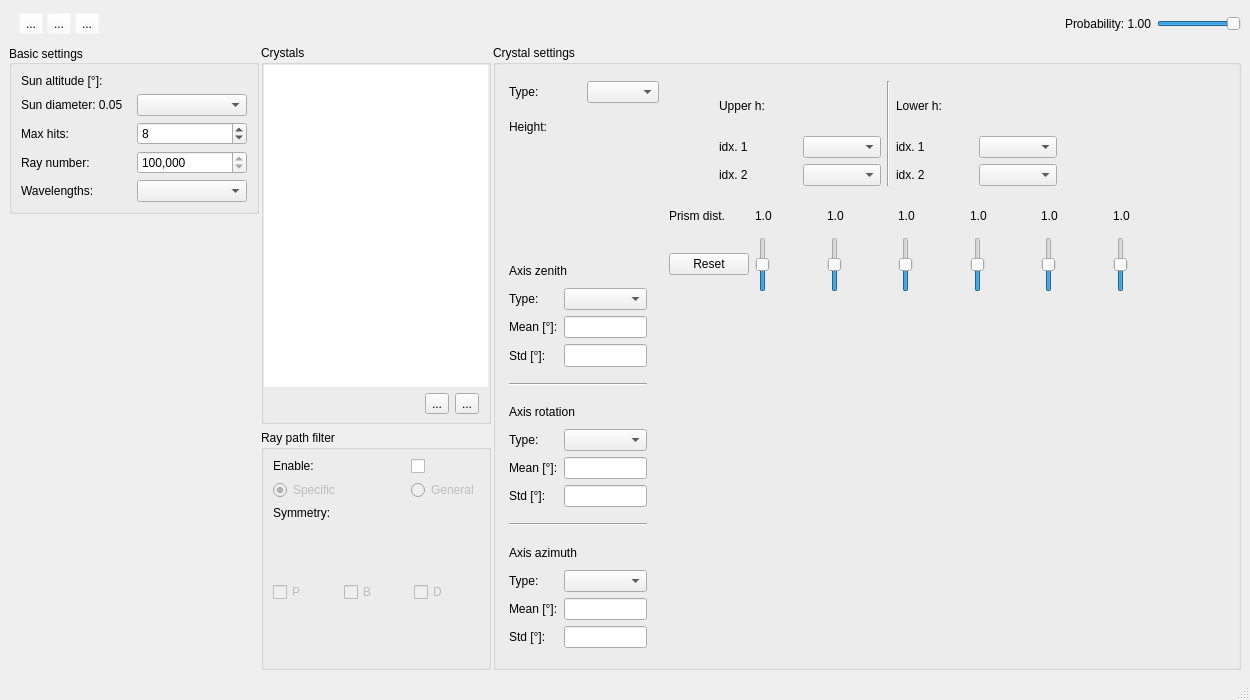
Before: the Qt Designer form cpp/FastHalo/mainwindow.ui in LoveDaisy/ice_halo_sim, drawn with Qt 5.
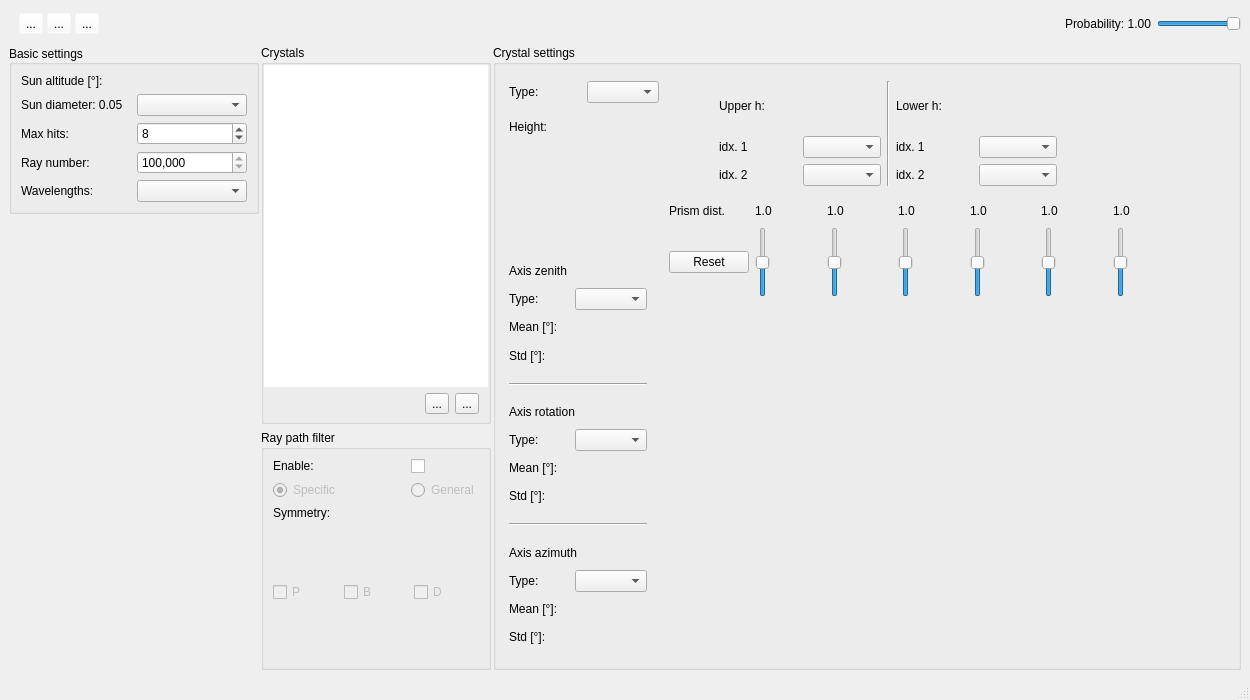
After: the same form once the commit is applied.

```diff
--- a/cpp/FastHalo/mainwindow.ui
+++ b/cpp/FastHalo/mainwindow.ui
@@ -593,16 +593,6 @@
           </property>
          </widget>
         </item>
-        <item row="2" column="1">
-         <widget class="QLineEdit" name="axisZenithMeanEdit">
-          <property name="sizePolicy">
-           <sizepolicy hsizetype="Preferred" vsizetype="Preferred">
-            <horstretch>0</horstretch>
-            <verstretch>0</verstretch>
-           </sizepolicy>
-          </property>
-         </widget>
-        </item>
         <item row="3" column="0">
          <widget class="QLabel" name="axisZenithStdLabel">
           <property name="sizePolicy">
@@ -616,16 +606,6 @@
           </property>
          </widget>
         </item>
-        <item row="3" column="1">
-         <widget class="QLineEdit" name="axisZenithStdEdit">
-          <property name="sizePolicy">
-           <sizepolicy hsizetype="Preferred" vsizetype="Preferred">
-            <horstretch>0</horstretch>
-            <verstretch>0</verstretch>
-           </sizepolicy>
-          </property>
-         </widget>
-        </item>
         <item row="4" column="0" colspan="2">
          <widget class="Line" name="line">
           <property name="sizePolicy">
@@ -688,16 +668,6 @@
           </property>
          </widget>
         </item>
-        <item row="7" column="1">
-         <widget class="QLineEdit" name="axisRollMeanEdit">
-          <property name="sizePolicy">
-           <sizepolicy hsizetype="Preferred" vsizetype="Preferred">
-            <horstretch>0</horstretch>
-            <verstretch>0</verstretch>
-           </sizepolicy>
-          </property>
-         </widget>
-        </item>
         <item row="8" column="0">
          <widget class="QLabel" name="axisRollStdLabel">
           <property name="sizePolicy">
@@ -711,16 +681,6 @@
           </property>
          </widget>
         </item>
-        <item row="8" column="1">
-         <widget class="QLineEdit" name="axisRollStdEdit">
-          <property name="sizePolicy">
-           <sizepolicy hsizetype="Preferred" vsizetype="Preferred">
-            <horstretch>0</horstretch>
-            <verstretch>0</verstretch>
-           </sizepolicy>
-          </property>
-         </widget>
-        </item>
         <item row="9" column="0" colspan="2">
          <widget class="Line" name="line_2">
           <property name="sizePolicy">
@@ -783,16 +743,6 @@
           </property>
          </widget>
         </item>
-        <item row="12" column="1">
-         <widget class="QLineEdit" name="axisAzimuthMeanEdit">
-          <property name="sizePolicy">
-           <sizepolicy hsizetype="Preferred" vsizetype="Preferred">
-            <horstretch>0</horstretch>
-            <verstretch>0</verstretch>
-           </sizepolicy>
-          </property>
-         </widget>
-        </item>
         <item row="13" column="0">
          <widget class="QLabel" name="axisAzimuthStdLabel">
           <property name="sizePolicy">
@@ -806,16 +756,6 @@
           </property>
          </widget>
         </item>
-        <item row="13" column="1">
-         <widget class="QLineEdit" name="axisAzimuthStdEdit">
-          <property name="sizePolicy">
-           <sizepolicy hsizetype="Expanding" vsizetype="Preferred">
-            <horstretch>0</horstretch>
-            <verstretch>0</verstretch>
-           </sizepolicy>
-          </property>
-         </widget>
-        </item>
        </layout>
       </widget>
       <widget class="QWidget" name="crystalPrismDistancePanel" native="true">
@@ -1002,7 +942,7 @@
           <property name="maximumSize">
            <size>
             <width>16777215</width>
-            <height>55</height>
+            <height>70</height>
            </size>
           </property>
           <property name="maximum">
@@ -1027,7 +967,7 @@
           <property name="maximumSize">
            <size>
             <width>16777215</width>
-            <height>55</height>
+            <height>70</height>
            </size>
           </property>
           <property name="maximum">
@@ -1052,7 +992,7 @@
           <property name="maximumSize">
            <size>
             <width>16777215</width>
-            <height>55</height>
+            <height>70</height>
            </size>
           </property>
           <property name="maximum">
@@ -1077,7 +1017,7 @@
           <property name="maximumSize">
            <size>
             <width>16777215</width>
-            <height>55</height>
+            <height>70</height>
            </size>
           </property>
           <property name="maximum">
@@ -1102,7 +1042,7 @@
           <property name="maximumSize">
            <size>
             <width>16777215</width>
-            <height>55</height>
+            <height>70</height>
            </size>
           </property>
           <property name="maximum">
@@ -1127,7 +1067,7 @@
           <property name="maximumSize">
            <size>
             <width>16777215</width>
-            <height>55</height>
+            <height>70</height>
            </size>
           </property>
           <property name="maximum">
```
